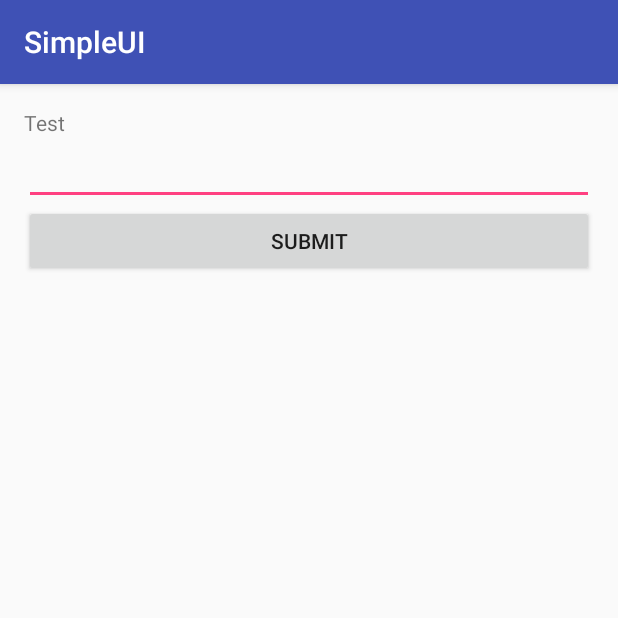
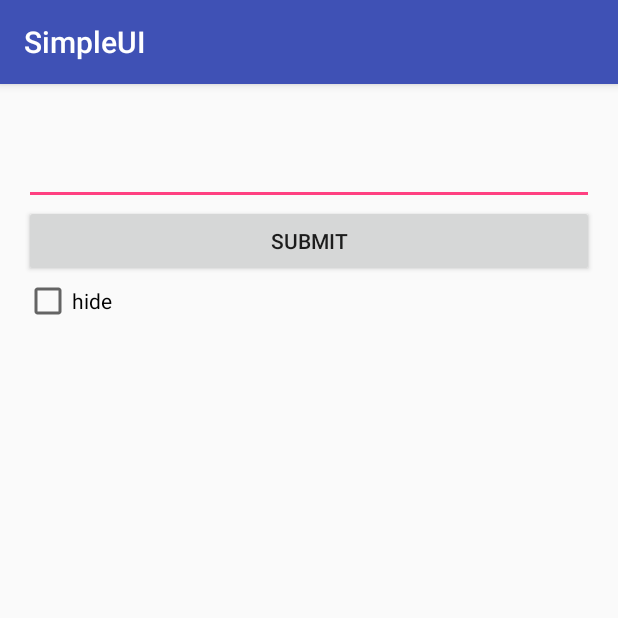
Before and after one commit to 211045/android_class, an Android app: the screen it shows after launch (MainActivity), after a tap on "SUBMIT", on a phone screen of 412 x 824 dp, the top half of it. Run offline under Robolectric (Android 15) with nearby library versions, the phone set to English and light mode, and no system bars.

```diff
--- a/SimpleUI/app/src/main/java/com/example/user/simpleui/MainActivity.java
+++ b/SimpleUI/app/src/main/java/com/example/user/simpleui/MainActivity.java
@@ -2,24 +2,64 @@ package com.example.user.simpleui;
 
 import android.support.v7.app.AppCompatActivity;
 import android.os.Bundle;
+import android.view.KeyEvent;
 import android.view.View;
+import android.view.inputmethod.EditorInfo;
+import android.widget.CheckBox;
+import android.widget.EditText;
 import android.widget.TextView;
 import android.widget.Toast;
 
 public class MainActivity extends AppCompatActivity {
     TextView textView;
-
+    EditText editText;
+    CheckBox hideCheckBox;
 
     @Override
     protected void onCreate(Bundle savedInstanceState) {
         super.onCreate(savedInstanceState);
         setContentView(R.layout.activity_main);
+
         textView = (TextView)findViewById(R.id.textView);
+        editText = (EditText)findViewById(R.id.editText);
+        hideCheckBox = (CheckBox)findViewById(R.id.checkBox);
+
+        editText.setOnKeyListener(new View.OnKeyListener() {
+            @Override
+            public boolean onKey(View v, int keyCode, KeyEvent event) {
+                if (keyCode == KeyEvent.KEYCODE_ENTER && event.getAction() == KeyEvent.ACTION_DOWN) {
+                    submit(v);
+                    return true;
+                }
+                return false;
+            }
+        });
+
+        editText.setOnEditorActionListener(new TextView.OnEditorActionListener() {
+            @Override
+            public boolean onEditorAction(TextView v, int actionId, KeyEvent event) {
+                if (actionId == EditorInfo.IME_ACTION_DONE) {
+                    submit(v);
+                    return true;
+                }
+                return false;
+            }
+        });
+
     }
 
     public void submit(View view)
     {
         //Toast.makeText(this, "Hello world", Toast.LENGTH_LONG).show();
-        textView.setText("Test");
+        String text = editText.getText().toString();
+        if (hideCheckBox.isChecked())
+        {
+            Toast.makeText(this,text,Toast.LENGTH_LONG).show();
+            textView.setText("********");
+            editText.setText("********");
+            return;
+        }
+        textView.setText(text);
+        editText.setText("");
     }
 }
--- a/SimpleUI/app/src/main/res/layout/activity_main.xml
+++ b/SimpleUI/app/src/main/res/layout/activity_main.xml
@@ -31,6 +31,17 @@
         android:id="@+id/editText"
         android:layout_alignParentLeft="true"
         android:layout_alignParentStart="true"
-        android:layout_below="@+id/textView" />
+        android:layout_below="@+id/textView"
+        android:singleLine="true" />
+
+    <CheckBox
+        android:layout_width="wrap_content"
+        android:layout_height="wrap_content"
+        android:text="hide"
+        android:id="@+id/checkBox"
+        android:layout_below="@+id/button"
+        android:layout_alignParentLeft="true"
+        android:layout_alignParentStart="true"
+        android:checked="false" />
 
 </RelativeLayout>
```
